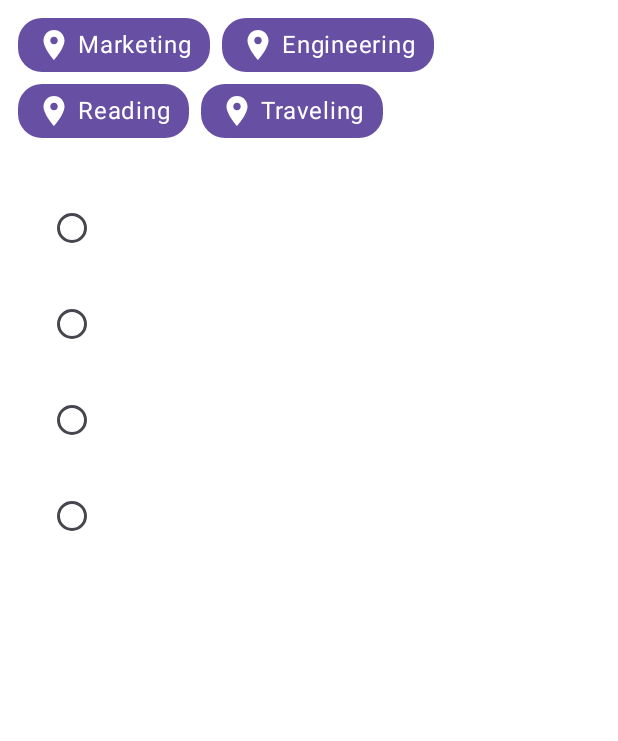
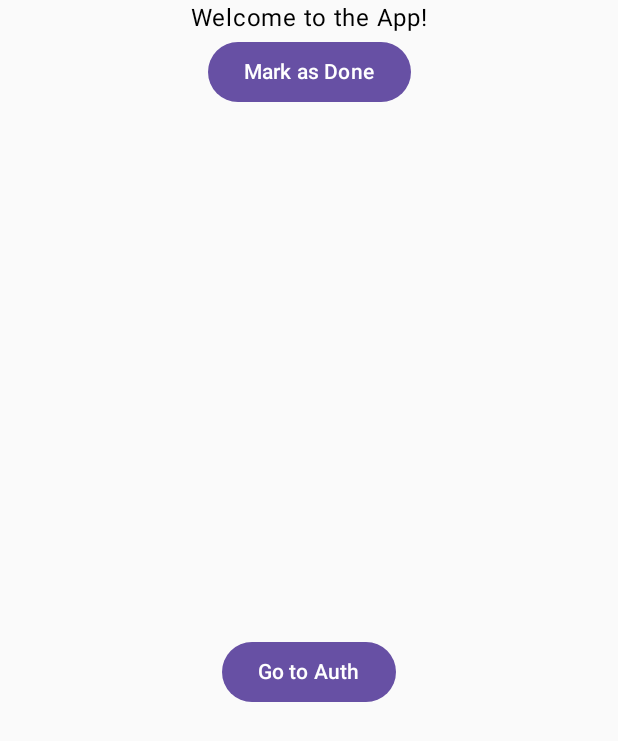
Before and after one commit to yudswin/MedTek, an Android app built with Jetpack Compose: the screen it shows after launch (MainActivity), on a phone screen of 412 x 824 dp. Shown: the top 741 px of the screen. Run offline under Robolectric (Android 15) with nearby library versions, the phone set to English and light mode, and no system bars; our stand-ins replace Dagger/Hilt's generated code.

Commit message:
Entry navigation setup

```diff
--- a/app/build.gradle.kts
+++ b/app/build.gradle.kts
@@ -69,6 +69,7 @@ dependencies {
     implementation(libs.androidx.material3)
     implementation(libs.androidx.ui.text.google.fonts)
     implementation(libs.accessibility.test.framework)
+    implementation(libs.androidx.foundation.layout.android)
 
     // JUnit
     testImplementation(libs.junit)
--- a/app/src/main/java/com/medtek/main/MainActivity.kt
+++ b/app/src/main/java/com/medtek/main/MainActivity.kt
@@ -4,19 +4,19 @@ import android.os.Bundle
 import androidx.activity.ComponentActivity
 import androidx.activity.compose.setContent
 import androidx.compose.runtime.Composable
+import androidx.compose.runtime.MutableState
 import androidx.hilt.navigation.compose.hiltViewModel
 import androidx.navigation.compose.NavHost
 import androidx.navigation.compose.composable
 import androidx.navigation.compose.rememberNavController
 import com.medtek.main.core.HomeScreen
-import com.medtek.main.survey.SurveyScreen
-import com.medtek.main.survey.SurveyViewModel
+import com.medtek.main.survey.EntryScreen
+import com.medtek.main.survey.viewmodel.SurveyViewModel
 import com.medtek.main.ui.theme.AppTheme
 import dagger.hilt.android.AndroidEntryPoint
 
 @AndroidEntryPoint
 class MainActivity : ComponentActivity() {
-
     override fun onCreate(savedInstanceState: Bundle?) {
         super.onCreate(savedInstanceState)
         setContent() {
@@ -32,12 +32,13 @@ fun MainNavHost() {
     val navController = rememberNavController()
     NavHost(
         navController = navController,
-        startDestination = "survey"
+        startDestination = "entry"
     ) {
         composable("home") { HomeScreen(navController) }
-        composable("survey") { backStackEntry ->
-            val viewModel: SurveyViewModel = hiltViewModel(backStackEntry)
-            SurveyScreen(navController, viewModel = viewModel)
+        composable("entry") {
+            EntryScreen(
+                navController
+            )
         }
     }
 }
--- a/app/src/main/java/com/medtek/main/core/navigation/BottomNavBar.kt
+++ b/app/src/main/java/com/medtek/main/core/navigation/BottomNavBar.kt
@@ -45,9 +45,6 @@ fun RowScope.AddItem(
     navController: NavHostController
 ) {
     NavigationBarItem(
-//        label = {
-//            Text(text = screen.title)
-//        },
         icon = {
             Icon(
                 imageVector = screen.icon,
--- a/app/src/main/java/com/medtek/main/data/repository/survey/FieldRepositoryImpl.kt
+++ b/app/src/main/java/com/medtek/main/data/repository/survey/FieldRepositoryImpl.kt
@@ -31,15 +31,15 @@ class FieldRepositoryImpl @Inject constructor(
 
         val fieldEntities = response.body()?.map { dto ->
             val configValueAsString = when (dto.configValue) {
-                is List<*> -> (dto.configValue as List<String>).joinToString(",") // Convert List<String> to a single String
-                is Int -> dto.configValue.toString() // Convert Int to String
+                is List<*> -> (dto.configValue as List<String>).joinToString(",")
+                is Int -> dto.configValue.toString()
                 else -> ""
             }
 
             Field(
                 id = dto._id,
                 configName = dto.configName,
-                configValue = configValueAsString, // Store as String
+                configValue = configValueAsString,
                 isActive = dto.isActive
             )
         } ?: emptyList()
--- /dev/null
+++ b/app/src/main/java/com/medtek/main/survey/EntryScreen.kt
@@ -0,0 +1,34 @@
+package com.medtek.main.survey
+
+import androidx.compose.runtime.Composable
+import androidx.hilt.navigation.compose.hiltViewModel
+import androidx.navigation.NavController
+import androidx.navigation.NavHostController
+import androidx.navigation.compose.NavHost
+import androidx.navigation.compose.composable
+import androidx.navigation.compose.rememberNavController
+import com.medtek.main.survey.presentation.SurveyScreen
+import com.medtek.main.survey.presentation.WelcomeScreen
+import com.medtek.main.survey.viewmodel.SurveyViewModel
+
+@Composable
+fun EntryScreen(
+    parentNavController: NavHostController
+) {
+    val navController = rememberNavController()
+    NavHost(
+        navController = navController,
+        startDestination = "welcome_screen"
+    ) {
+        composable("welcome_screen") {
+            WelcomeScreen()
+        }
+        composable("survey_screen") { backStackEntry ->
+            val surveyViewModel: SurveyViewModel = hiltViewModel(backStackEntry)
+            SurveyScreen(
+                viewModel = surveyViewModel,
+                parentNavController = navController
+            )
+        }
+    }
+}
--- a/app/src/main/java/com/medtek/main/survey/presentation/WelcomeScreen.kt
+++ b/app/src/main/java/com/medtek/main/survey/presentation/WelcomeScreen.kt
@@ -1,4 +1,42 @@
 package com.medtek.main.survey.presentation
 
-class WelcomeScreen {
+import android.annotation.SuppressLint
+import androidx.compose.runtime.Composable
+import androidx.compose.runtime.mutableStateOf
+import androidx.navigation.NavHostController
+import androidx.navigation.compose.NavHost
+import androidx.navigation.compose.composable
+import androidx.navigation.compose.rememberNavController
+import com.medtek.main.survey.presentation.pages.AuthPage
+import com.medtek.main.survey.presentation.pages.WelcomePage
+
+@SuppressLint("UnrememberedMutableState")
+@Composable
+fun WelcomeScreen() {
+    var isWelcomePageCompleted = mutableStateOf(false)
+    var isAuthPageCompleted = mutableStateOf(false)
+
+    val navController: NavHostController = rememberNavController()
+    NavHost(
+        navController = navController,
+        startDestination = "welcome"
+    ) {
+        composable("welcome") {
+            WelcomePage(
+                onComplete = { isWelcomePageCompleted.value = true },
+                canMoveToNext = isWelcomePageCompleted,
+                onMoveToNext = { TODO() },
+                navController = navController
+            )
+        }
+
+        composable("auth") {
+            AuthPage(
+                onComplete = { isAuthPageCompleted.value = true },
+                canFinish = isAuthPageCompleted,
+                onFinish = { TODO() },
+                navController = navController
+            )
+        }
+    }
 }
--- /dev/null
+++ b/app/src/main/java/com/medtek/main/survey/presentation/pages/WelcomePage.kt
@@ -0,0 +1,46 @@
+package com.medtek.main.survey.presentation.pages
+
+import androidx.compose.foundation.layout.Arrangement
+import androidx.compose.foundation.layout.Box
+import androidx.compose.foundation.layout.Column
+import androidx.compose.foundation.layout.fillMaxSize
+import androidx.compose.material3.Button
+import androidx.compose.material3.Text
+import androidx.compose.runtime.Composable
+import androidx.compose.runtime.MutableState
+import androidx.compose.ui.Alignment
+import androidx.compose.ui.Modifier
+import androidx.navigation.NavController
+
+
+@Composable
+fun WelcomePage(
+    onComplete: () -> Unit,
+    canMoveToNext: MutableState<Boolean>,
+    onMoveToNext: () -> Unit,
+    navController: NavController
+) {
+    Column(
+        modifier = Modifier.fillMaxSize(),
+        horizontalAlignment = Alignment.CenterHorizontally,
+        verticalArrangement = Arrangement.Center
+    ) {
+        Text(text = "Welcome to the App!")
+        Button(onClick = onComplete) {
+            Text("Mark as Done")
+        }
+        if (canMoveToNext.value) {
+            Button(onClick = onMoveToNext) {
+                Text("Next")
+            }
+        }
+        Box(
+            modifier = Modifier.fillMaxSize(),
+            contentAlignment = Alignment.Center
+        ) {
+            Button(onClick = { navController.navigate("auth") }) {
+                Text("Go to Auth")
+            }
+        }
+    }
+}
--- a/app/src/main/java/com/medtek/main/survey/SurveyViewModel.kt
+++ b/app/src/main/java/com/medtek/main/survey/viewmodel/SurveyViewModel.kt
@@ -1,4 +1,4 @@
-package com.medtek.main.survey
+package com.medtek.main.survey.viewmodel
 
 import android.util.Log
 import androidx.compose.runtime.State
--- /dev/null
+++ b/app/src/main/java/com/medtek/main/survey/viewmodel/WelcomeViewModel.kt
@@ -0,0 +1 @@
+package com.medtek.main.survey.viewmodel
--- a/gradle/libs.versions.toml
+++ b/gradle/libs.versions.toml
@@ -32,6 +32,7 @@ composeMaterialIcons = "1.4.3"
 constraintLayoutCompose = "1.0.1"
 navigationCompose = "2.4.0"
 composeUiToolingPreview = "1.4.2"
+foundationLayoutAndroid = "1.7.5"
 
 [libraries]
 androidx-core-ktx = { group = "androidx.core", name = "core-ktx", version.ref = "coreKtx" }
@@ -78,6 +79,7 @@ androidx-compose-material-icons-extended = { group = "androidx.compose.material"
 androidx-constraintlayout-compose = { group = "androidx.constraintlayout", name = "constraintlayout-compose", version.ref = "constraintLayoutCompose" }
 androidx-navigation-compose = { group = "androidx.navigation", name = "navigation-compose", version.ref = "navigationCompose" }
 androidx-compose-ui-tooling-preview = { group = "androidx.compose.ui", name = "ui-tooling-preview", version.ref = "composeUiToolingPreview" }
+androidx-foundation-layout-android = { group = "androidx.compose.foundation", name = "foundation-layout-android", version.ref = "foundationLayoutAndroid" }
 
 [plugins]
 org-jetbrains-kotlin-android = { id = "org.jetbrains.kotlin.android", version.ref = "kotlin" }
```
Also changed, not shown: app/src/main/java/com/medtek/main/core/HomeScreen.kt (+0 -14 lines), app/src/main/java/com/medtek/main/survey/presentation/SurveyScreen.kt (renamed from app/src/main/java/com/medtek/main/survey/SurveyScreen.kt, +3 -12 lines), app/src/main/java/com/medtek/main/survey/presentation/pages/AuthPage.kt (added, +46 -0 lines).
